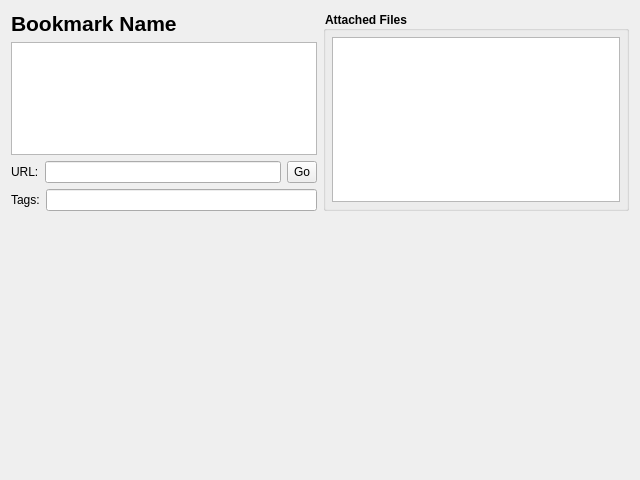
Old version of the form BookmarkViewDialog.ui in the repository hossein/BookmarkManager.
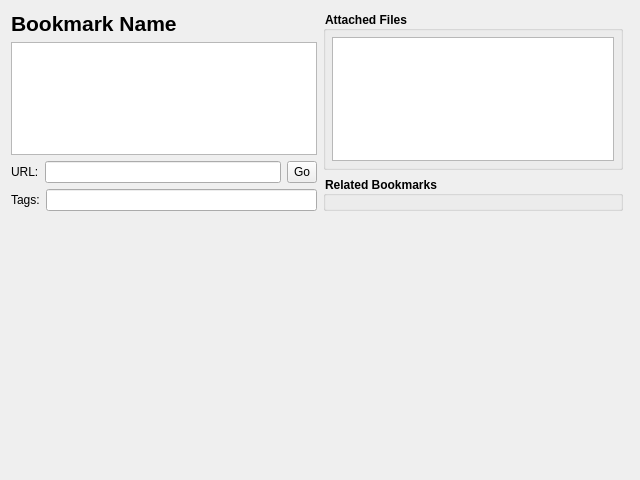
New version of the form. Icons and pictures are not drawn. Custom widgets are drawn as their Qt base class.

Commit message:
Show related bookmarks in BMViewDlg
And hide it if no linked bookmark exists.

Diff of the .ui file:
```diff
--- a/BookmarkViewDialog.ui
+++ b/BookmarkViewDialog.ui
@@ -158,6 +158,39 @@
        </widget>
       </item>
       <item>
+       <widget class="QScrollArea" name="scrlFileData">
+        <property name="frameShape">
+         <enum>QFrame::NoFrame</enum>
+        </property>
+        <property name="verticalScrollBarPolicy">
+         <enum>Qt::ScrollBarAlwaysOff</enum>
+        </property>
+        <property name="widgetResizable">
+         <bool>true</bool>
+        </property>
+        <widget class="QWidget" name="scrlFileDataWidgetContents">
+         <property name="geometry">
+          <rect>
+           <x>0</x>
+           <y>0</y>
+           <width>308</width>
+           <height>200</height>
+          </rect>
+         </property>
+         <layout class="QVBoxLayout" name="vlScrlFileDataWidget">
+          <property name="leftMargin">
+           <number>0</number>
+          </property>
+          <property name="topMargin">
+           <number>0</number>
+          </property>
+          <property name="rightMargin">
+           <number>6</number>
+          </property>
+          <property name="bottomMargin">
+           <number>0</number>
+          </property>
+          <item>
        <widget class="QGroupBox" name="grpFiles">
         <property name="styleSheet">
          <string notr="true">QGroupBox { font-weight: bold; }</string>
@@ -206,6 +239,37 @@
         </layout>
        </widget>
       </item>
+          <item>
+           <widget class="QGroupBox" name="grpRelatedBookmarks">
+            <property name="styleSheet">
+             <string notr="true">QGroupBox { font-weight: bold; }</string>
+            </property>
+            <property name="title">
+             <string>Related Bookmarks</string>
+            </property>
+            <layout class="QHBoxLayout" name="horizontalLayout_5">
+             <property name="leftMargin">
+              <number>6</number>
+             </property>
+             <property name="topMargin">
+              <number>6</number>
+             </property>
+             <property name="rightMargin">
+              <number>6</number>
+             </property>
+             <property name="bottomMargin">
+              <number>6</number>
+             </property>
+             <item>
+              <widget class="BookmarksView" name="bvLinkedBookmarks" native="true"/>
+             </item>
+            </layout>
+           </widget>
+          </item>
+         </layout>
+        </widget>
+       </widget>
+      </item>
      </layout>
     </widget>
    </item>
@@ -232,6 +296,12 @@
    <header>FilePreviewerWidget.h</header>
    <container>1</container>
   </customwidget>
+  <customwidget>
+   <class>BookmarksView</class>
+   <extends>QWidget</extends>
+   <header>BookmarksView.h</header>
+   <container>1</container>
+  </customwidget>
  </customwidgets>
  <resources>
   <include location="BookmarkManager.qrc"/>
```
Lines whose indentation alone changed are shown as unchanged. The commit also changes 7 other files.
